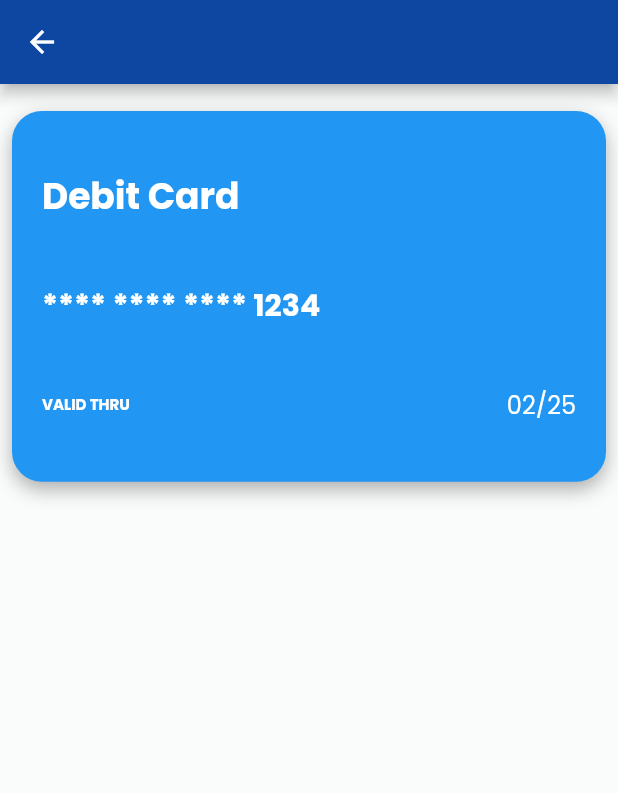
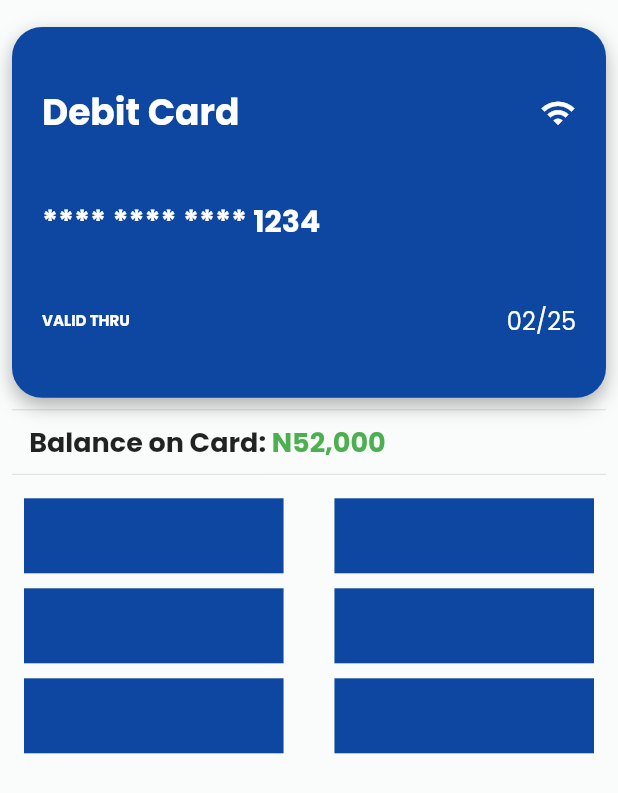
Before and after one commit to Cyber-Lord/faspay, a Flutter app: the CardPage screen opened directly, on a phone screen of 412 x 824 dp. Shown: the top 793 px of the screen. Run offline on Flutter 3.47's test engine with Material 2 defaults, Android fonts, the light colour scheme and no system bars; our stand-ins replace qr_flutter, shared_preferences; missing offline and left inert: qr_code_scanner; accounts and stored records are empty.

Commit message:
Worked on card settings

```diff
--- a/lib/main.dart
+++ b/lib/main.dart
@@ -1,3 +1,4 @@
+import 'package:faspay/pages/dashboard.dart';
 import 'package:faspay/pages/depositpage.dart';
 import 'package:faspay/pages/homepage.dart';
 import 'package:faspay/pages/otppage.dart';
@@ -27,7 +28,10 @@ class MyApp extends StatelessWidget {
         primaryColor: Colors.blue.shade900,
         canvasColor: Color.fromARGB(255, 250, 252, 251),
       ),
-      home: PhoneScreen(),
+      home: HomePage(
+        phoneNumber: '1222222',
+        token: '347858hdfjdhj',
+      ),
     );
   }
 //xxx bbc
--- a/lib/pages/cardpage.dart
+++ b/lib/pages/cardpage.dart
@@ -4,7 +4,6 @@ class CardPage extends StatelessWidget {
   @override
   Widget build(BuildContext context) {
     return Scaffold(
-      appBar: AppBar(),
       body: Center(
         child: Padding(
           padding: const EdgeInsets.all(8.0),
@@ -17,7 +16,7 @@ class CardPage extends StatelessWidget {
                 width: MediaQuery.of(context).size.width,
                 height: MediaQuery.of(context).size.height * 0.3,
                 decoration: BoxDecoration(
-                  color: Colors.blue,
+                  color: Colors.blue.shade900,
                   borderRadius: BorderRadius.circular(20),
                   boxShadow: [
                     BoxShadow(
@@ -33,13 +32,22 @@ class CardPage extends StatelessWidget {
                   children: [
                     Padding(
                       padding: const EdgeInsets.symmetric(horizontal: 20),
-                      child: Text(
+                      child: Row(
+                        mainAxisAlignment: MainAxisAlignment.spaceBetween,
+                        children: [
+                          Text(
                             'Debit Card',
                             style: TextStyle(
                               color: Colors.white,
                               fontSize: 24,
                               fontWeight: FontWeight.bold,
                             ),
+                          ),
+                          Icon(
+                            Icons.wifi,
+                            color: Colors.white,
+                          )
+                        ],
                       ),
                     ),
                     Padding(
@@ -76,6 +84,96 @@ class CardPage extends StatelessWidget {
                   ],
                 ),
               ),
+              Divider(),
+              Center(
+                child: Row(
+                  children: [
+                    Text(
+                      "\t \tBalance on Card: ",
+                      style: TextStyle(
+                        fontSize: 18,
+                        fontWeight: FontWeight.bold,
+                      ),
+                    ),
+                    Text(
+                      "N52,000",
+                      style: TextStyle(
+                        fontSize: 18,
+                        fontWeight: FontWeight.bold,
+                        color: Colors.green,
+                      ),
+                    ),
+                  ],
+                ),
+              ),
+              Divider(),
+              Padding(
+                padding: EdgeInsets.all(
+                  8.0,
+                ),
+                child: Container(
+                  width: MediaQuery.of(context).size.width,
+                  child: SizedBox(
+                    child: Expanded(
+                      child: Column(
+                        children: [
+                          Row(
+                            mainAxisAlignment: MainAxisAlignment.spaceBetween,
+                            children: [
+                              Container(
+                                height: 50,
+                                width: MediaQuery.of(context).size.width * 0.42,
+                                color: Colors.blue.shade900,
+                              ),
+                              Container(
+                                height: 50,
+                                width: MediaQuery.of(context).size.width * 0.42,
+                                color: Colors.blue.shade900,
+                              ),
+                            ],
+                          ),
+                          SizedBox(
+                            height: 10,
+                          ),
+                          Row(
+                            mainAxisAlignment: MainAxisAlignment.spaceBetween,
+                            children: [
+                              Container(
+                                height: 50,
+                                width: MediaQuery.of(context).size.width * 0.42,
+                                color: Colors.blue.shade900,
+                              ),
+                              Container(
+                                height: 50,
+                                width: MediaQuery.of(context).size.width * 0.42,
+                                color: Colors.blue.shade900,
+                              ),
+                            ],
+                          ),
+                          SizedBox(
+                            height: 10,
+                          ),
+                          Row(
+                            mainAxisAlignment: MainAxisAlignment.spaceBetween,
+                            children: [
+                              Container(
+                                height: 50,
+                                width: MediaQuery.of(context).size.width * 0.42,
+                                color: Colors.blue.shade900,
+                              ),
+                              Container(
+                                height: 50,
+                                width: MediaQuery.of(context).size.width * 0.42,
+                                color: Colors.blue.shade900,
+                              ),
+                            ],
+                          ),
+                        ],
+                      ),
+                    ),
+                  ),
+                ),
+              ),
             ],
           ),
         ),
--- a/lib/pages/homepage.dart
+++ b/lib/pages/homepage.dart
@@ -1,12 +1,15 @@
 import 'package:faspay/pages/accountscreen.dart';
 import 'package:faspay/pages/billscreen.dart';
+import 'package:faspay/pages/cardpage.dart';
 import 'package:faspay/pages/qrcodescannerscreen.dart';
 import 'package:flutter/material.dart';
 import 'package:faspay/pages/dashboard.dart';
 import 'package:faspay/pages/secondpage.dart';
 import 'package:shared_preferences/shared_preferences.dart';
+
 class HomePage extends StatefulWidget {
-  const HomePage({Key? key, required this.phoneNumber,required this.token}) : super(key: key);
+  const HomePage({Key? key, required this.phoneNumber, required this.token})
+      : super(key: key);
   final String phoneNumber;
   final String token;
 
@@ -16,28 +19,27 @@ class HomePage extends StatefulWidget {
 
 class _HomePageState extends State<HomePage> {
   int _currentIndex = 0;
-  String my_num="",my_token="";
+  String my_num = "", my_token = "";
   void initState() {
     my_session();
     super.initState();
   }
+
   final List<Widget> _children = [
     Dashboard(),
-    SecondPage(),
+    CardPage(),
     BillScreen(),
     AccountScreen(),
   ];
 
   void onTabTapped(int index) {
     setState(() {
-
       _currentIndex = index;
     });
   }
 
   @override
   Widget build(BuildContext context) {
-
     return Scaffold(
       appBar: AppBar(
         elevation: 10,
@@ -65,7 +67,9 @@ class _HomePageState extends State<HomePage> {
             width: 15,
           ),
           IconButton(
-            onPressed: (() {my_session();}),
+            onPressed: (() {
+              my_session();
+            }),
             icon: Icon(
               Icons.support_agent_sharp,
             ),
@@ -109,13 +113,12 @@ class _HomePageState extends State<HomePage> {
       ),
     );
   }
-  Future<void> my_session() async{
+
+  Future<void> my_session() async {
     WidgetsFlutterBinding.ensureInitialized();
-    SharedPreferences prefs =await SharedPreferences.getInstance();
-    var email=prefs.getString("phone");
-    my_num=email!;
+    SharedPreferences prefs = await SharedPreferences.getInstance();
+    var email = prefs.getString("phone");
+    my_num = email!;
     print(my_num);
-
   }
-
 }
```
Lines whose indentation alone changed are shown as unchanged.
